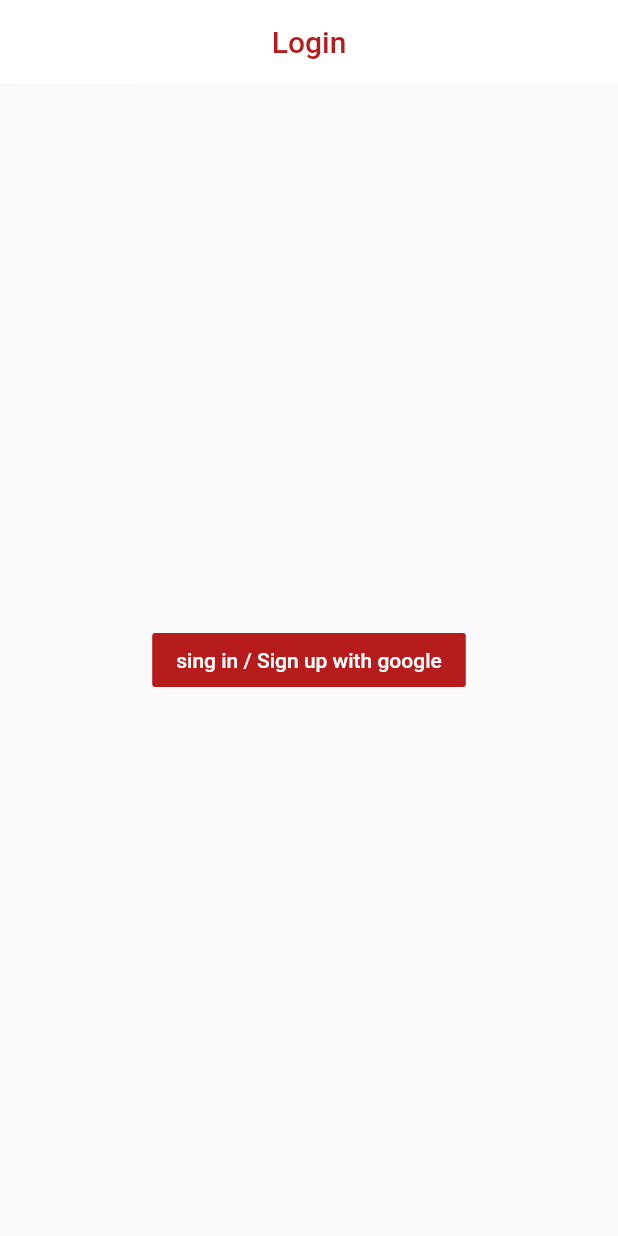
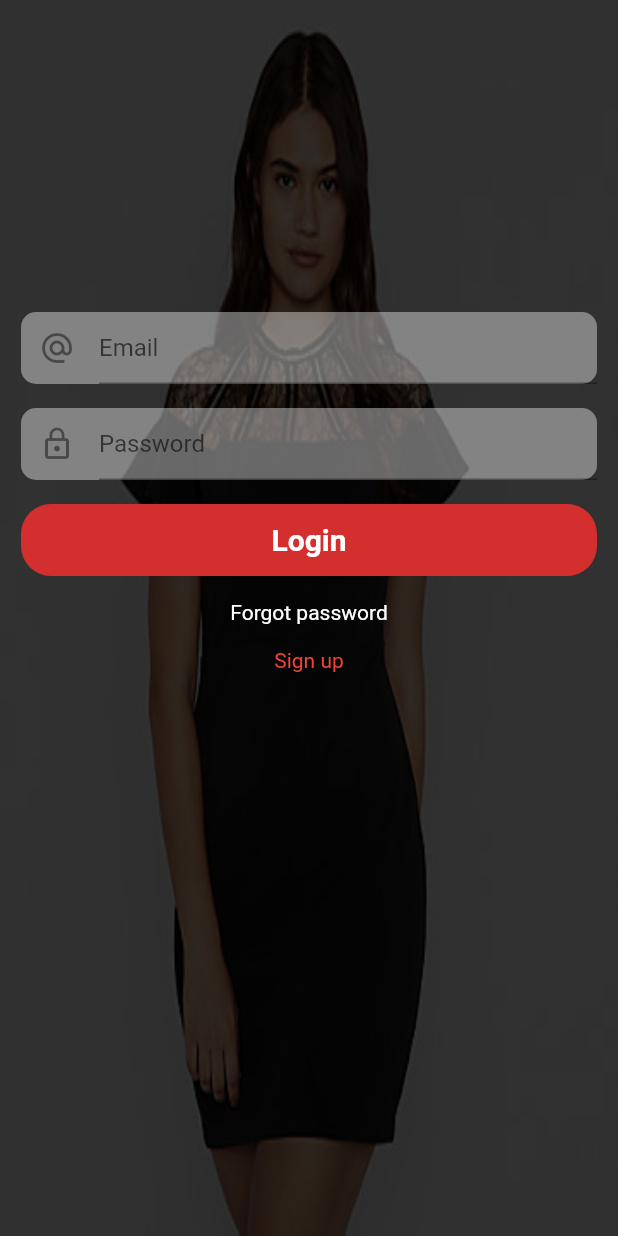
Before and after one commit to sujitaparajuli1/shopping_app, a Flutter app: the screen it shows after launch, on a phone screen of 412 x 824 dp. Run offline on Flutter 3.47's test engine with Material 2 defaults, Android fonts, the phone set to English and light mode, and no system bars; our stand-ins replace carousel_pro, cloud_firestore, firebase_auth, firebase_database, shared_preferences; accounts and stored records are empty.

```diff
--- a/lib/components/cart_products.dart
+++ b/lib/components/cart_products.dart
@@ -1,5 +1,3 @@
-//import 'dart:html';
-
 import 'package:flutter/material.dart';
 
 class Cart_products extends StatefulWidget {
--- a/lib/components/products.dart
+++ b/lib/components/products.dart
@@ -1,5 +1,4 @@
 import 'package:flutter/material.dart';
-import 'package:shopping_app/components/horizontal_listview.dart';
 import 'package:shopping_app/pages/product_detail.dart';
 //import 'package:shopping_app/pages/product_detail.dart';
 class Products extends StatefulWidget {
--- a/lib/main.dart
+++ b/lib/main.dart
@@ -6,6 +6,9 @@ import 'package:shopping_app/pages/login.dart';
 void main() {
   runApp(MaterialApp(
     debugShowCheckedModeBanner: false,
+    theme: ThemeData(
+      primaryColor: Colors.red.shade700,
+    ),
     home: Login(),
   ));
 }
--- a/lib/pages/home.dart
+++ b/lib/pages/home.dart
@@ -62,7 +62,7 @@ class _HomePageState extends State<HomePage> {
 
             new UserAccountsDrawerHeader(
               accountName: Text('sujita parajuli'),
-              accountEmail: Text('sujitaparajuli123@gmail.com'),
+              accountEmail: Text('psujita862@gmail.com'),
               currentAccountPicture: GestureDetector(
                   child: new CircleAvatar(
                 backgroundColor: Colors.grey,
--- a/lib/pages/login.dart
+++ b/lib/pages/login.dart
@@ -1,10 +1,8 @@
 import 'package:flutter/cupertino.dart';
 import 'package:flutter/material.dart';
 import 'package:shared_preferences/shared_preferences.dart';
-import 'package:fluttertoast/fluttertoast.dart';
 import 'package:firebase_auth/firebase_auth.dart';
-import 'package:google_sign_in/google_sign_in.dart';
-import 'package:cloud_firestore/cloud_firestore.dart';
+import 'package:shopping_app/pages/signup.dart';
 
 import 'home.dart';
 
@@ -14,18 +12,19 @@ class Login extends StatefulWidget {
 }
 
 class _LoginState extends State<Login> {
-  final GoogleSignIn googleSignIn = new GoogleSignIn();
   final FirebaseAuth firebaseAuth = FirebaseAuth.instance;
+  final _formKey = GlobalKey<FormState>();
+  TextEditingController _emailTextController = TextEditingController();
+  TextEditingController _passwordTextController = TextEditingController();
+
   SharedPreferences preferences;
-  bool loading = true;
+  bool loading = false;
   bool isLogedin = false;
-
-  get firebaseUser => null;
 
   @override
   void initState() {
     super.initState();
-    isSignedIn();
+//    isSignedIn();
   }
 
   void isSignedIn() async {
@@ -33,12 +32,17 @@ class _LoginState extends State<Login> {
       loading = true;
     });
 
-    preferences = await SharedPreferences.getInstance();
-    isLogedin = await googleSignIn.isSignedIn();
+ await firebaseAuth.currentUser().then((user) {
+if(user!=null)
+{
+  setState(() =>isLogedin = true
 
+  );
+}
+});
     if (isLogedin) {
       Navigator.pushReplacement(
-          context, MaterialPageRoute(builder: (context) => new HomePage()));
+          context, MaterialPageRoute(builder: (context) => HomePage()));
     }
 
     setState(() {
@@ -46,80 +50,142 @@ class _LoginState extends State<Login> {
     });
   }
 
-
-//     //=========== my suggesion ====
- Future handleSignIn()async
- {
-   preferences = await SharedPreferences.getInstance();
-   setState(() {
-     loading=true;
-   });
-
-   GoogleSignInAccount googleUser = await googleSignIn.signIn();
-   GoogleSignInAuthentication googleSignInAuthentication = await googleUser.authentication;
-   FirebaseUser firebaseUser = await firebaseAuth.signInWithGoogle(idToken: googleSignInAuthentication.idToken,
-    accessToken: googleSignInAuthentication.accessToken);
-
-
-
-    if (firebaseUser != null) {
-      final QuerySnapshot result = await Firestore.instance
-          .collection("users")
-          .where("id", isEqualTo: firebaseUser.uid)
-          .getDocuments();
-      final List<DocumentSnapshot> documents = result.documents;
-
-      if (documents.length == 0) {
-
-        //         insert the user to our collection
-        Firestore.instance
-            .collection("users")
-            .document(firebaseUser.uid)
-            .setData({
-          "id": firebaseUser.uid,
-          "username": firebaseUser.displayName,
-          "profilePicture": firebaseUser.photoUrl
-        });
-
-        await preferences.setString("id", firebaseUser.uid);
-        await preferences.setString("username", firebaseUser.displayName);
-        await preferences.setString("photUrl", firebaseUser.photoUrl);
-      }else{
-        await preferences.setString("id", documents[0]['id']);
-        await preferences.setString("username", documents[0]['username']);
-        await preferences.setString("photoUrl", documents[0]['photoUrl']);
-      }
-
-      Fluttertoast.showToast(msg: "Logged in Successfully");
-      setState(() {
-        loading = false;
-      });
-    } else {
-    Fluttertoast.showToast(msg: "Login failed:(");
-  }
-  }
+//  Future handleSignIn() async {
+//    setState(() {
+//      loading = true;
+//    });
+//  }
 
   @override
   Widget build(BuildContext context) {
+    double height = MediaQuery.of(context).size.height / 3;
     return Scaffold(
-      appBar: AppBar(
-        backgroundColor: Colors.white,
-        centerTitle: true,
-        title: new Text("Login", style: TextStyle(color: Colors.red.shade900),),
-        elevation: 0.1,
-      ),
       body: Stack(
         children: <Widget>[
+          Image.asset(
+            'images/products/dress2.jpeg',
+            fit: BoxFit.fill,
+            width: double.infinity,
+            height: double.infinity,
+          ),
+          Container(
+            color: Colors.black.withOpacity(0.8),
+            width: double.infinity,
+            height: double.infinity,
+          ),
+
           Center(
-            child: FlatButton(
-              color: Colors.red.shade900,
-              onPressed: (){
+            child: Padding(
+              padding: const EdgeInsets.only(top: 200.0),
+              child: Center(
+                child: Form(
+                    key: _formKey,
+                    child: ListView(
+                      children: <Widget>[
+                        Padding(
+                          padding: const EdgeInsets.fromLTRB(14.0, 8.0, 14.0, 8.0),
+                          child: Material(
+                            borderRadius: BorderRadius.circular(10.0),
+                            color: Colors.white.withOpacity(0.4),
+                            elevation: 0.0,
+                            child: Padding(
+                              padding: const EdgeInsets.only(left: 12.0),
+                              child: TextFormField(
+                                controller: _emailTextController,
+                                decoration: InputDecoration(
+                                  hintText: "Email",
+                                  icon: Icon(Icons.alternate_email),
+                                ),
+                                validator: (value) {
+                                  if (value.isEmpty) {
+                                    Pattern pattern =
+                                        r'^(([^<>()[\]\\.,;:\s@\"]+(\.[^<>()[\]\\.,;:\s@\"]+)*)|(\".+\"))@((\[[0-9]{1,3}\.[0-9]{1,3}\.[0-9]{1,3}\.[0-9]{1,3}\])|(([a-zA-Z\-0-9]+\.)+[a-zA-Z]{2,}))$';
+                                    RegExp regex = new RegExp(pattern);
+                                    if (!regex.hasMatch(value))
+                                      return 'Please make sure your email address is valid';
+                                    else
+                                      return null;
+                                  }
+                                },
+                              ),
+                            ),
+                          ),
+                        ),
 
-                handleSignIn();
-              },child: Text("sing in / Sign up with google",style: TextStyle(color: Colors.white),),
+                        Padding(
+                          padding:
+                              const EdgeInsets.fromLTRB(14.0, 8.0, 14.0, 8.0),
+                          child: Material(
+                            borderRadius: BorderRadius.circular(10.0),
+                            color: Colors.white.withOpacity(0.4),
+                            elevation: 0.0,
+                            child: Padding(
+                              padding: const EdgeInsets.only(left: 12.0),
+                              child: TextFormField(
+                                controller: _passwordTextController,
+                                decoration: InputDecoration(
+                                  hintText: "Password",
+                                  icon: Icon(Icons.lock_outline),
+                                ),
+                                validator: (value) {
+                                  if (value.isEmpty) {
+                                    return "The password field cannot be empty";
+                                  } else if (value.length < 6) {
+                                    return "the password has to be at least 6 characters long";
+                                  }
+                                  return null;
+                                },
+                              ),
+                            ),
+                          ),
+                        ),
+
+                        Padding(
+                          padding:
+                              const EdgeInsets.fromLTRB(14.0, 8.0, 14.0, 8.0),
+                          child: Material(
+                              borderRadius: BorderRadius.circular(20.0),
+                              color: Colors.red.shade700,
+                              elevation: 0.0,
+                              child: MaterialButton(
+                                onPressed: () {},
+                                minWidth: MediaQuery.of(context).size.width,
+                                child: Text(
+                                  "Login",
+                                  textAlign: TextAlign.center,
+                                  style: TextStyle(
+                                      color: Colors.white,
+                                      fontWeight: FontWeight.bold,
+                                      fontSize: 20.0),
+                                ),
+                              )),
+                        ),
+                        Padding(
+                          padding: const EdgeInsets.all(8.0),
+                          child: Text(
+                            "Forgot password",
+                            textAlign: TextAlign.center,
+                            style: TextStyle(
+                              color: Colors.white,
+                              fontWeight: FontWeight.w400,
+                            ),
+                          ),
+                        ),
+//                          Expanded(child: Container()),
+
+                        Padding(
+                            padding: const EdgeInsets.all(8.0),
+                            child: InkWell(
+                                onTap: (){
+                                  Navigator.push(context, MaterialPageRoute(builder: (context)=> SignUp()));
+                                },
+                                child: Text("Sign up", textAlign: TextAlign.center, style: TextStyle(color: Colors.red),))
+                        ),
+                      ],
+                    )),
+              ),
             ),
           ),
-
           Visibility(
             visible: loading ?? true,
             child: Center(
```
Also changed, not shown: lib/db/user.dart (added, +22 -0 lines), lib/pages/signup.dart (added, +370 -0 lines), pubspec.yaml (+6 -5 lines), pubspec.lock, 5 other files.
